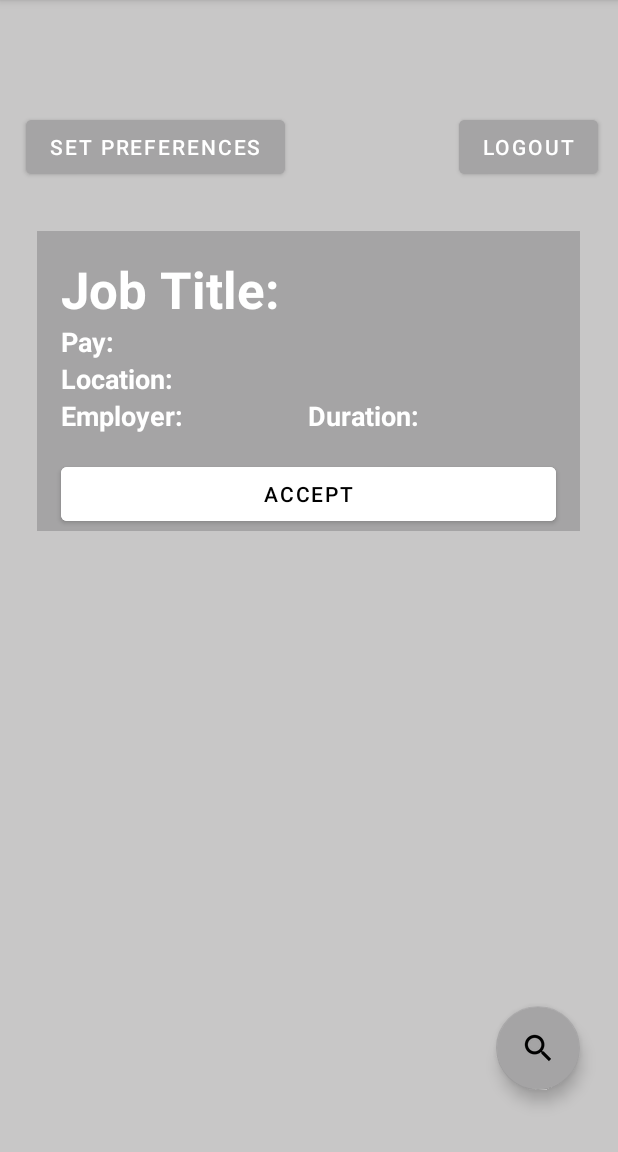
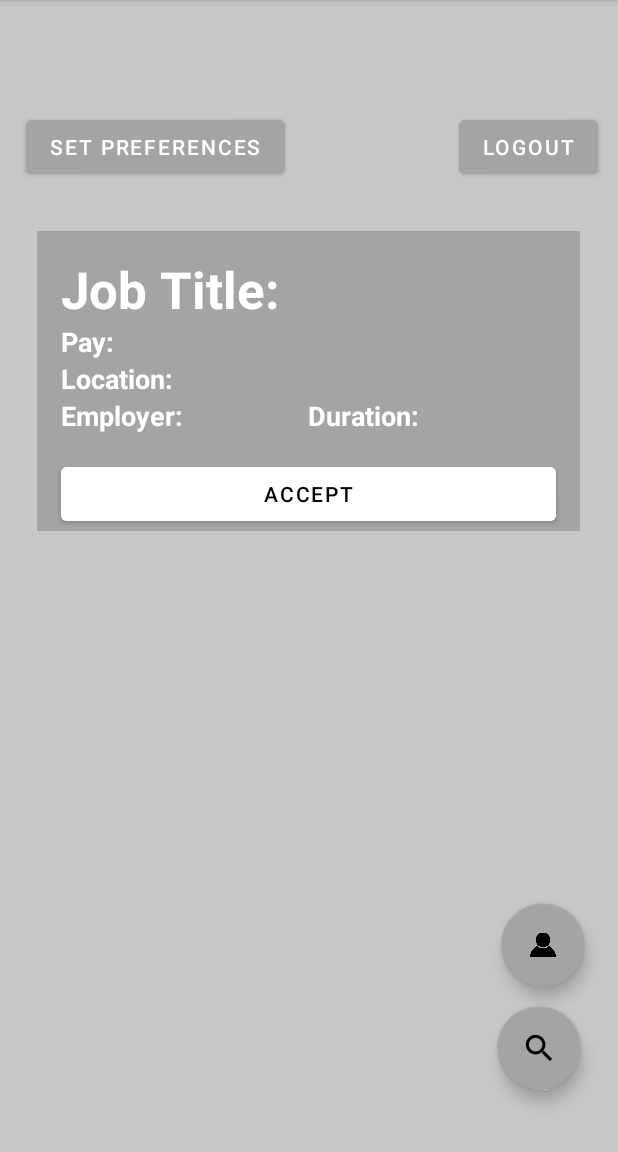
Before and after one commit to sharma-sourabh3435/Odd-Jobs, an Android app: the WelcomeActivity screen opened directly, with no data from a screen before it, on a phone screen of 412 x 824 dp, the part 84-1236 px from its top. Run offline under Robolectric (Android 15) with nearby library versions, the phone set to English and light mode, and no system bars.

```diff
--- a/app/src/main/java/com/example/gorup16project/WelcomeActivity.java
+++ b/app/src/main/java/com/example/gorup16project/WelcomeActivity.java
@@ -8,7 +8,11 @@ import android.widget.Toast;
 
 import androidx.appcompat.app.AppCompatActivity;
 
+import com.google.android.material.floatingactionbutton.FloatingActionButton;
+
 public class WelcomeActivity extends AppCompatActivity {
+    private FloatingActionButton profileFab;
+
     @Override
     protected void onCreate(Bundle savedInstanceState) {
         super.onCreate(savedInstanceState);
@@ -16,6 +20,8 @@ public class WelcomeActivity extends AppCompatActivity {
         Toast myToast = Toast.makeText(this, "Welcome! You're Signed In As Employee", Toast.LENGTH_LONG);
         myToast.show();
 
+        profileFab = findViewById(R.id.profileBtn);
+        profileFab.setOnClickListener(view ->  startActivity(new Intent(getApplicationContext(), ProfilePage.class)));
         Button switchToLogin = findViewById(R.id.Logout);
         switchToLogin.setOnClickListener(new View.OnClickListener() {
             @Override
--- a/app/src/main/res/layout/preferences_employee.xml
+++ b/app/src/main/res/layout/preferences_employee.xml
@@ -40,7 +40,7 @@
             android:textStyle="bold" />
 
         <EditText
-            android:id="@+id/editTextJobTypePreference"
+            android:id="@+id/setName"
             android:layout_width="267dp"
             android:layout_height="wrap_content"
             android:ems="10"
@@ -72,7 +72,7 @@
             android:textColor="@color/black" />
 
         <ListView
-            android:id="@+id/jobPreferencesLV"
+            android:id="@+id/jobPreferences"
             android:layout_width="match_parent"
             android:layout_height="301dp"
             android:layout_marginHorizontal="16dp"
--- a/app/src/main/res/layout/welcome_employee.xml
+++ b/app/src/main/res/layout/welcome_employee.xml
@@ -7,21 +7,6 @@
     android:background="#C8C7C7"
     tools:context=".WelcomeActivity">
 
-
-
-    <Button
-        android:id="@+id/Logout"
-        android:layout_width="wrap_content"
-        android:layout_height="wrap_content"
-        android:layout_marginStart="306dp"
-        android:layout_marginEnd="12dp"
-        android:layout_marginBottom="646dp"
-        android:text="Logout"
-        android:backgroundTint="#A5A4A5"
-        app:layout_constraintBottom_toBottomOf="parent"
-        app:layout_constraintEnd_toEndOf="parent"
-        app:layout_constraintHorizontal_bias="0.0"
-        app:layout_constraintStart_toStartOf="parent" />
 
     <Button
         android:id="@+id/setPreferences"
@@ -128,17 +113,49 @@
         android:id="@+id/floatingActionButton"
         android:layout_width="wrap_content"
         android:layout_height="wrap_content"
-        android:layout_marginStart="330dp"
+        android:layout_marginStart="331dp"
         android:layout_marginTop="317dp"
         android:layout_marginEnd="25dp"
         android:layout_marginBottom="42dp"
         android:clickable="true"
+        android:contentDescription="@string/EMPTY_STRING"
         app:backgroundTint="#A5A4A5"
         app:layout_constraintBottom_toBottomOf="parent"
         app:layout_constraintEnd_toEndOf="parent"
         app:layout_constraintStart_toStartOf="parent"
         app:layout_constraintTop_toBottomOf="@+id/linearLayout2"
-        app:srcCompat="?android:attr/actionModeWebSearchDrawable" />
+        app:srcCompat="?android:attr/actionModeWebSearchDrawable"
+        tools:ignore="SpeakableTextPresentCheck" />
+
+    <Button
+        android:id="@+id/Logout"
+        android:layout_width="wrap_content"
+        android:layout_height="wrap_content"
+        android:layout_marginStart="306dp"
+        android:layout_marginEnd="12dp"
+        android:layout_marginBottom="646dp"
+        android:backgroundTint="#A5A4A5"
+        android:text="Logout"
+        app:layout_constraintBottom_toBottomOf="parent"
+        app:layout_constraintEnd_toEndOf="parent"
+        app:layout_constraintHorizontal_bias="0.0"
+        app:layout_constraintStart_toStartOf="parent" />
+
+    <com.google.android.material.floatingactionbutton.FloatingActionButton
+        android:id="@+id/profileBtn"
+        android:layout_width="wrap_content"
+        android:layout_height="wrap_content"
+        android:layout_marginStart="333dp"
+        android:layout_marginTop="248dp"
+        android:layout_marginEnd="22dp"
+        android:layout_marginBottom="13dp"
+        android:clickable="true"
+        app:backgroundTint="#A5A4A5"
+        app:layout_constraintBottom_toTopOf="@+id/floatingActionButton"
+        app:layout_constraintEnd_toEndOf="parent"
+        app:layout_constraintStart_toStartOf="parent"
+        app:layout_constraintTop_toBottomOf="@+id/linearLayout2"
+        app:srcCompat="@drawable/blank_profile_picture_png" />
 
 
 </androidx.constraintlayout.widget.ConstraintLayout>
```
Also changed, not shown: app/src/main/java/com/example/gorup16project/SetPreferencesEmployee.java (+32 -5 lines), app/src/main/res/drawable/blank_profile_picture_png.png (added).
